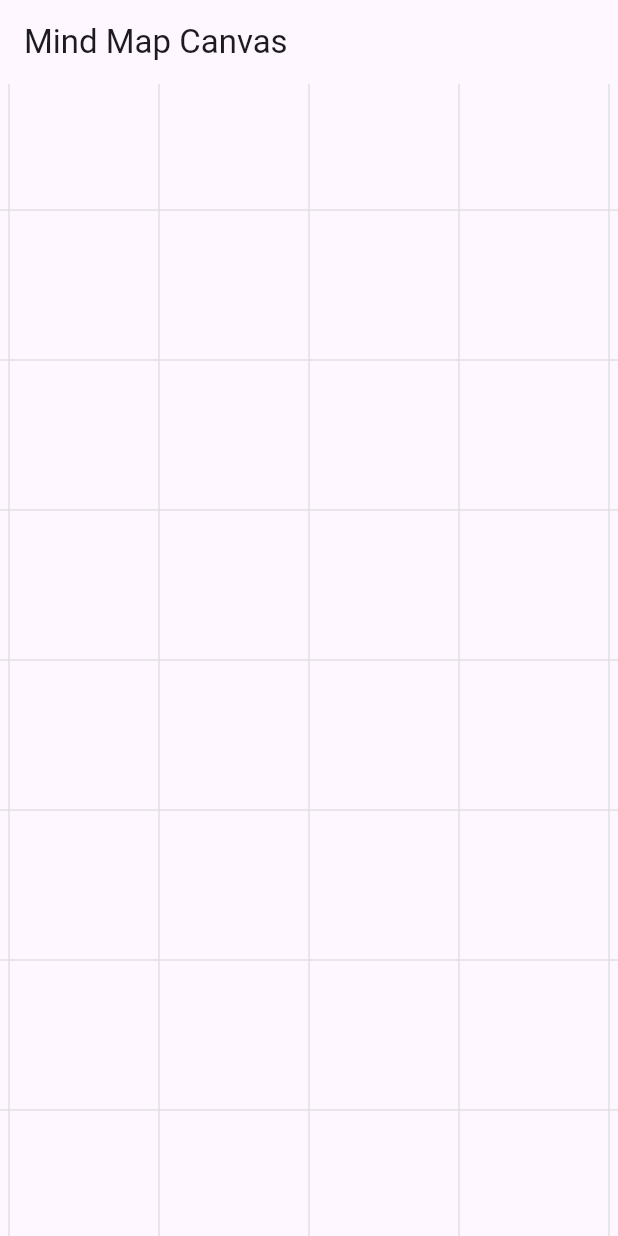
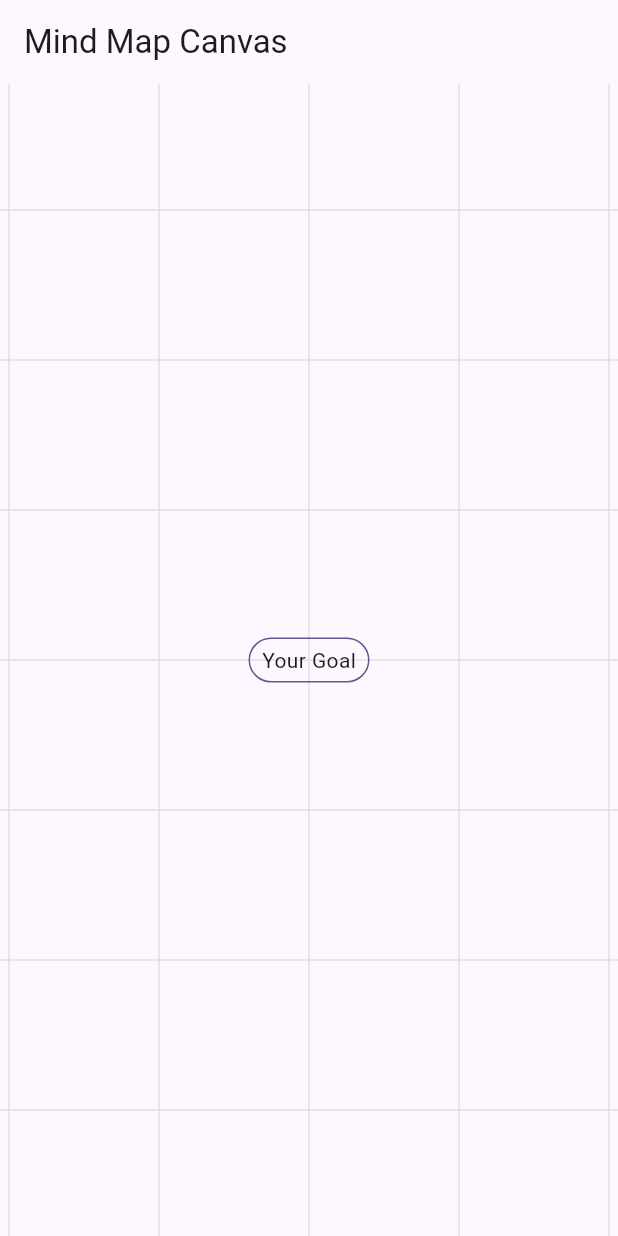
Before and after one commit to hnvcam/teno_mindmap, a Flutter app: the screen it shows after launch, on a phone screen of 412 x 824 dp. Run offline on Flutter 3.47's test engine with Material 3 defaults, Android fonts, the phone set to English and light mode, and no system bars; our stand-ins replace flutter_bloc, freezed_annotation; missing offline and left inert: star_menu, teno_debug.

Commit message:
change to node's center instead of position for simpler calculation.

```diff
--- a/examples/lib/main.dart
+++ b/examples/lib/main.dart
@@ -70,7 +70,7 @@ class HomePage extends StatelessWidget {
   Widget build(BuildContext context) {
     return Scaffold(
       appBar: AppBar(title: const Text('Mind Map Canvas')),
-      body: const MindMap(),
+      body: const MindMap(title: 'Your Goal'),
     );
   }
 }
--- a/lib/MindMap.dart
+++ b/lib/MindMap.dart
@@ -13,7 +13,9 @@ import 'dashboard/bloc/DashboardBloc.dart';
 class MindMap extends StatelessWidget {
   static final localizationDelegate = AppLocalizations.delegate;
 
-  const MindMap({super.key});
+  const MindMap({super.key, required this.title});
+
+  final String title;
 
   @override
   Widget build(BuildContext context) {
@@ -24,7 +26,10 @@ class MindMap extends StatelessWidget {
     return MultiBlocProvider(
       providers: [
         BlocProvider(create: (_) => CanvasBloc()),
-        BlocProvider(create: (_) => DashboardBloc(DashboardState.empty)),
+        BlocProvider(
+          create:
+              (_) => DashboardBloc(DashboardState.empty.newRoot(title: title)),
+        ),
       ],
       child: BlocProvider(
         create: (_) => CanvasBloc(),
--- a/lib/dashboard/bloc/DashboardEvent.dart
+++ b/lib/dashboard/bloc/DashboardEvent.dart
@@ -23,8 +23,8 @@ class NodeSizeChangedEvent extends DashboardEvent {
   final Size size;
 }
 
-class RequestFixNodePosition extends DashboardEvent {
-  const RequestFixNodePosition({required this.nodeId, required this.position});
+class RequestFixNodeCenter extends DashboardEvent {
+  const RequestFixNodeCenter({required this.nodeId, required this.center});
   final String nodeId;
-  final Offset position;
+  final Offset center;
 }
--- a/lib/dashboard/bloc/DashboardState.dart
+++ b/lib/dashboard/bloc/DashboardState.dart
@@ -1,3 +1,5 @@
+import 'dart:math';
+
 import 'package:freezed_annotation/freezed_annotation.dart';
 import 'package:uuid/uuid.dart';
 
@@ -19,6 +21,7 @@ sealed class DashboardState with _$DashboardState {
     @Default({}) Map<String, NodeMeta> nodeMetas,
     Node? root,
     @Default(50.0) double spacing,
+    @Default(-pi / 2) double radialAngleStart,
   }) = _DashboardState;
 
   factory DashboardState.fromJson(Map<String, dynamic> json) =>
@@ -29,6 +32,7 @@ sealed class DashboardState with _$DashboardState {
     Map<String, Node>? nodes,
     Map<String, NodeMeta>? nodeMetas,
     double? spacing,
+    double? radialAngleStart,
   }) {
     final effectiveNodes = nodes ?? this.nodes;
     return DashboardState(
@@ -41,10 +45,11 @@ sealed class DashboardState with _$DashboardState {
                   .where((element) => element.isRoot)
                   .firstOrNull,
       spacing: spacing ?? this.spacing,
+      radialAngleStart: radialAngleStart ?? this.radialAngleStart,
     );
   }
 
-  DashboardState newRoot([String? id, String? title]) {
+  DashboardState newRoot({String? id, String? title}) {
     if (root != null) {
       throw Exception('Root already exists');
     }
@@ -150,4 +155,7 @@ sealed class DashboardState with _$DashboardState {
 
     return newNodes;
   }
+
+  DashboardState withRadialAngleStart(double angle) =>
+      _copyWith(radialAngleStart: angle);
 }
--- a/lib/dashboard/widgets/NodeWrapper.dart
+++ b/lib/dashboard/widgets/NodeWrapper.dart
@@ -57,7 +57,13 @@ class _NodeWrapperState extends State<NodeWrapper> {
           (prev, curr) =>
               prev.scale != curr.scale || prev.offset != curr.offset,
       builder: (context, state) {
-        final scaledPosition = widget.nodeMeta.position * state.scale;
+        final scaledPosition =
+            (widget.nodeMeta.center -
+                Offset(
+                  widget.nodeMeta.size.width / 2,
+                  widget.nodeMeta.size.height / 2,
+                )) *
+            state.scale;
         var tapLocation = Offset.zero;
         var secondaryTapLocation = Offset.zero;
         return NotificationListener<SizeChangedLayoutNotification>(
--- a/lib/models/NodeMeta.dart
+++ b/lib/models/NodeMeta.dart
@@ -15,7 +15,7 @@ sealed class NodeMeta with _$NodeMeta {
   const factory NodeMeta({
     String? id,
     required String title,
-    @OffsetJsonConverter() @Default(Offset.zero) Offset position,
+    @OffsetJsonConverter() @Default(Offset.zero) Offset center,
     @Default(false) bool isPositionLocked,
     @SizeJsonConverter() @Default(Size.zero) Size size,
     @Default('default') String type,
@@ -25,8 +25,5 @@ sealed class NodeMeta with _$NodeMeta {
   factory NodeMeta.fromJson(Map<String, dynamic> json) =>
       _$NodeMetaFromJson(json);
 
-  double get radius =>
-      sqrt(size.width * size.width + size.height * size.height) / 2;
-
-  Offset get center => (position & size).center;
+  double get radius => max(size.width, size.height) / 2;
 }
```
Also changed, not shown: lib/dashboard/bloc/DashboardBloc.dart (+20 -24 lines), lib/dashboard/bloc/generated/DashboardState.freezed.dart, lib/dashboard/bloc/generated/DashboardState.g.dart, lib/models/generated/NodeMeta.freezed.dart, lib/models/generated/NodeMeta.g.dart, 1 other file.
